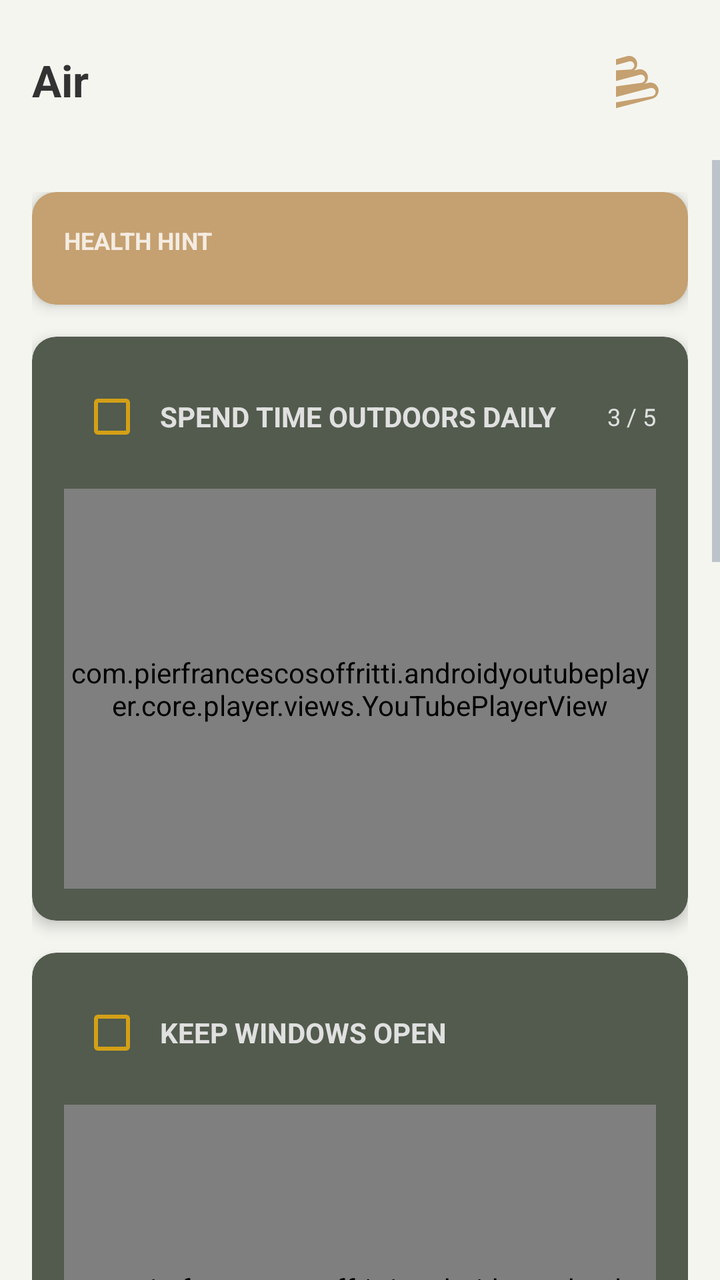
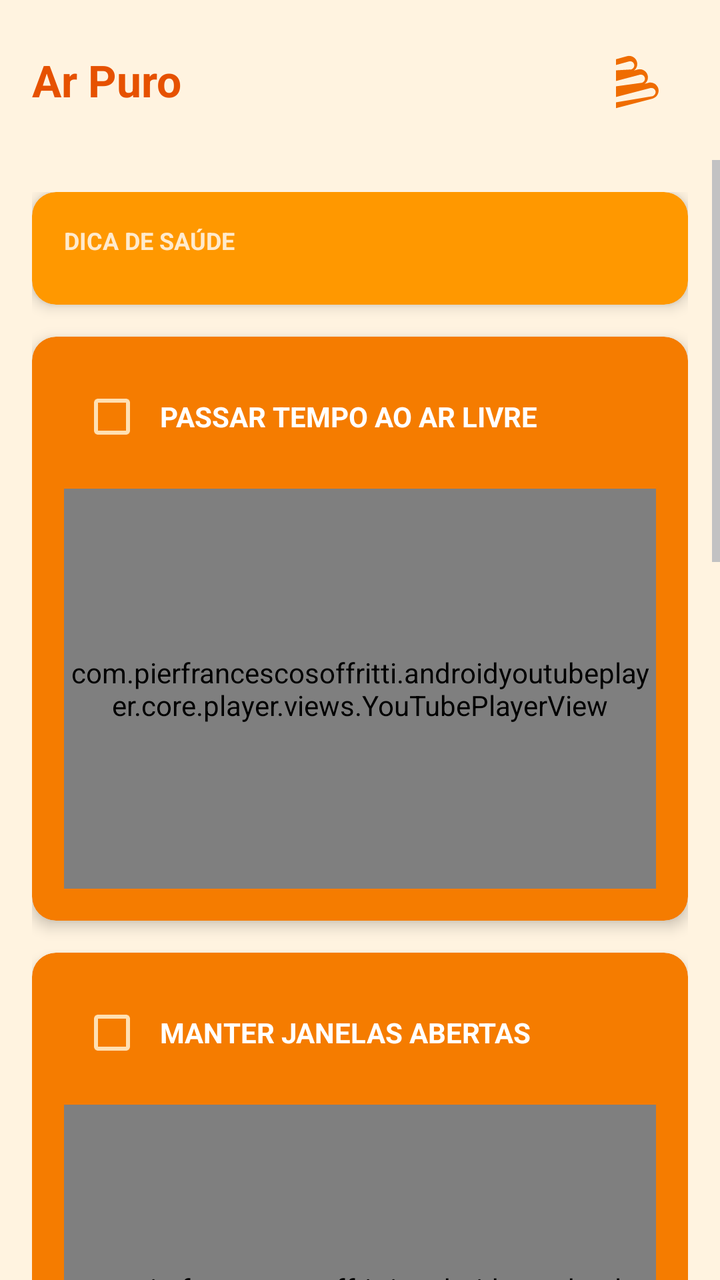

Before-and-after screenshots of an Android layout around one commit, followed by the original layout XML and the change that was made.
<!-- AndroidManifest.xml: application theme Theme.Newstart -->
<!-- res/layout/fragment_air.xml -->
<?xml version="1.0" encoding="utf-8"?>
<androidx.constraintlayout.widget.ConstraintLayout xmlns:android="http://schemas.android.com/apk/res/android"
    xmlns:app="http://schemas.android.com/apk/res-auto"
    android:layout_width="match_parent"
    android:layout_height="match_parent"
    android:background="#F5F5F0">

    <RelativeLayout
        android:id="@+id/header"
        android:layout_width="match_parent"
        android:layout_height="wrap_content"
        android:padding="16dp"
        app:layout_constraintTop_toTopOf="parent">

        <TextView
            android:layout_width="wrap_content"
            android:layout_height="wrap_content"
            android:layout_centerVertical="true"
            android:text="Air"
            android:textColor="#333333"
            android:textSize="22sp"
            android:textStyle="bold" />

        <ImageView
            android:layout_width="48dp"
            android:layout_height="48dp"
            android:layout_alignParentEnd="true"
            android:padding="8dp"
            android:src="@drawable/ic_baseline_air_24"
            app:tint="#C5A070" />
    </RelativeLayout>

    <ScrollView
        android:layout_width="match_parent"
        android:layout_height="0dp"
        android:clipToPadding="false"
        android:paddingBottom="80dp"
        app:layout_constraintBottom_toBottomOf="parent"
        app:layout_constraintTop_toBottomOf="@id/header">

        <LinearLayout
            android:layout_width="match_parent"
            android:layout_height="wrap_content"
            android:orientation="vertical"
            android:padding="16dp">

            
            <androidx.cardview.widget.CardView
                android:layout_width="match_parent"
                android:layout_height="wrap_content"
                android:layout_marginBottom="16dp"
                app:cardBackgroundColor="#C5A070"
                app:cardCornerRadius="12dp"
                app:cardElevation="4dp">

                <LinearLayout
                    android:layout_width="match_parent"
                    android:layout_height="wrap_content"
                    android:orientation="vertical"
                    android:padding="16dp">

                    <TextView
                        android:layout_width="wrap_content"
                        android:layout_height="wrap_content"
                        android:text="HEALTH HINT"
                        android:textColor="#FFFFFF"
                        android:textSize="12sp"
                        android:textStyle="bold"
                        android:alpha="0.8"/>

                    <TextSwitcher
                        android:id="@+id/textSwitcherAirHints"
                        android:layout_width="match_parent"
                        android:layout_height="wrap_content"
                        android:layout_marginTop="8dp" />
                </LinearLayout>
            </androidx.cardview.widget.CardView>

            
            <androidx.cardview.widget.CardView
                android:layout_width="match_parent"
                android:layout_height="wrap_content"
                android:layout_marginBottom="16dp"
                app:cardBackgroundColor="#525B4D"
                app:cardCornerRadius="12dp"
                app:cardElevation="4dp">

                <LinearLayout
                    android:layout_width="match_parent"
                    android:layout_height="wrap_content"
                    android:orientation="vertical"
                    android:padding="16dp">

                    <LinearLayout
                        android:layout_width="match_parent"
                        android:layout_height="wrap_content"
                        android:gravity="center_vertical"
                        android:orientation="horizontal"
                        android:layout_marginBottom="12dp">

                        <CheckBox
                            android:id="@+id/checkBoxFreshAir"
                            android:layout_width="wrap_content"
                            android:layout_height="wrap_content"
                            android:buttonTint="#D4A017" />

                        <TextView
                            android:layout_width="0dp"
                            android:layout_height="wrap_content"
                            android:layout_weight="1"
                            android:text="SPEND TIME OUTDOORS DAILY"
                            android:textColor="#E0E0E0"
                            android:textSize="14sp"
                            android:textStyle="bold" />

                        <TextView
                            android:id="@+id/progressText1"
                            android:layout_width="wrap_content"
                            android:layout_height="wrap_content"
                            android:text="3 / 5"
                            android:textColor="#E0E0E0"
                            android:textSize="12sp" />
                    </LinearLayout>

                    <com.pierfrancescosoffritti.androidyoutubeplayer.core.player.views.YouTubePlayerView
                        android:id="@+id/youtube_fresh_air"
                        android:layout_width="match_parent"
                        android:layout_height="200dp"
                        app:enableAutomaticInitialization="false" />
                </LinearLayout>
            </androidx.cardview.widget.CardView>

            
            <androidx.cardview.widget.CardView
                android:layout_width="match_parent"
                android:layout_height="wrap_content"
                android:layout_marginBottom="16dp"
                app:cardBackgroundColor="#525B4D"
                app:cardCornerRadius="12dp"
                app:cardElevation="4dp">

                <LinearLayout
                    android:layout_width="match_parent"
                    android:layout_height="wrap_content"
                    android:orientation="vertical"
                    android:padding="16dp">

                    <LinearLayout
                        android:layout_width="match_parent"
                        android:layout_height="wrap_content"
                        android:gravity="center_vertical"
                        android:orientation="horizontal"
                        android:layout_marginBottom="12dp">

                        <CheckBox
                            android:id="@+id/checkBoxVentilation"
                            android:layout_width="wrap_content"
                            android:layout_height="wrap_content"
                            android:buttonTint="#D4A017" />

                        <TextView
                            android:layout_width="match_parent"
                            android:layout_height="wrap_content"
                            android:text="KEEP WINDOWS OPEN"
                            android:textColor="#E0E0E0"
                            android:textSize="14sp"
                            android:textStyle="bold" />
                    </LinearLayout>

                    <com.pierfrancescosoffritti.androidyoutubeplayer.core.player.views.YouTubePlayerView
                        android:id="@+id/youtube_ventilation"
                        android:layout_width="match_parent"
                        android:layout_height="200dp"
                        app:enableAutomaticInitialization="false" />
                </LinearLayout>
            </androidx.cardview.widget.CardView>

            
            <androidx.cardview.widget.CardView
                android:layout_width="match_parent"
                android:layout_height="wrap_content"
                android:layout_marginBottom="16dp"
                app:cardBackgroundColor="#525B4D"
                app:cardCornerRadius="12dp"
                app:cardElevation="4dp">

                <LinearLayout
                    android:layout_width="match_parent"
                    android:layout_height="wrap_content"
                    android:orientation="vertical"
                    android:padding="16dp">

                    <LinearLayout
                        android:layout_width="match_parent"
                        android:layout_height="wrap_content"
                        android:gravity="center_vertical"
                        android:orientation="horizontal"
                        android:layout_marginBottom="12dp">

                        <CheckBox
                            android:id="@+id/checkBoxDeepBreathing"
                            android:layout_width="wrap_content"
                            android:layout_height="wrap_content"
                            android:buttonTint="#D4A017" />

                        <TextView
                            android:layout_width="match_parent"
                            android:layout_height="wrap_content"
                            android:text="PRACTICE DEEP BREATHING"
                            android:textColor="#E0E0E0"
                            android:textSize="14sp"
                            android:textStyle="bold" />
                    </LinearLayout>

                    <com.pierfrancescosoffritti.androidyoutubeplayer.core.player.views.YouTubePlayerView
                        android:id="@+id/youtube_deep_breathing"
                        android:layout_width="match_parent"
                        android:layout_height="200dp"
                        app:enableAutomaticInitialization="false" />
                </LinearLayout>
            </androidx.cardview.widget.CardView>

            
            <androidx.cardview.widget.CardView
                android:layout_width="match_parent"
                android:layout_height="wrap_content"
                android:layout_marginBottom="16dp"
                app:cardBackgroundColor="#525B4D"
                app:cardCornerRadius="12dp"
                app:cardElevation="4dp">

                <LinearLayout
                    android:layout_width="match_parent"
                    android:layout_height="wrap_content"
                    android:orientation="vertical"
                    android:padding="16dp">

                    <LinearLayout
                        android:layout_width="match_parent"
                        android:layout_height="wrap_content"
                        android:gravity="center_vertical"
                        android:orientation="horizontal"
                        android:layout_marginBottom="12dp">

                        <CheckBox
                            android:id="@+id/checkBoxCleanAir"
                            android:layout_width="wrap_content"
                            android:layout_height="wrap_content"
                            android:buttonTint="#D4A017" />

                        <TextView
                            android:layout_width="match_parent"
                            android:layout_height="wrap_content"
                            android:text="AVOID POLLUTED ENVIRONMENTS"
                            android:textColor="#E0E0E0"
                            android:textSize="14sp"
                            android:textStyle="bold" />
                    </LinearLayout>

                    <com.pierfrancescosoffritti.androidyoutubeplayer.core.player.views.YouTubePlayerView
                        android:id="@+id/youtube_clean_air"
                        android:layout_width="match_parent"
                        android:layout_height="200dp"
                        app:enableAutomaticInitialization="false" />
                </LinearLayout>
            </androidx.cardview.widget.CardView>

        </LinearLayout>
    </ScrollView>
</androidx.constraintlayout.widget.ConstraintLayout>
<!-- resources referenced by this layout -->
<resources>
  <!-- drawable ic_baseline_air_24 (drawable) -->
  <vector xmlns:android="http://schemas.android.com/apk/res/android"
      android:width="24dp"
      android:height="24dp"
      android:viewportWidth="24"
      android:viewportHeight="24"
      android:tint="?attr/colorControlNormal">
    <path
        android:fillColor="@android:color/white"
        android:pathData="M12.72,13.04C13.51,12.78 14.02,11.94 13.81,11.13C13.6,10.32 12.76,9.81 11.95,10.02L3,12.38V10.21L11.16,8.06C12.78,7.63 14.46,8.64 14.88,10.26C15.31,11.88 14.3,13.56 12.68,13.99L3,16.54V14.38L12.72,13.04Z"/>
    <path
        android:fillColor="@android:color/white"
        android:pathData="M16.72,18.04C17.51,17.78 18.02,16.94 17.81,16.13C17.6,15.32 16.76,14.81 15.95,15.02L3,18.38V16.21L15.16,13.06C16.78,12.63 18.46,13.64 18.88,15.26C19.31,16.88 18.3,18.56 16.68,18.99L3,22.54V20.38L16.72,18.04Z"/>
    <path
        android:fillColor="@android:color/white"
        android:pathData="M8.72,8.04C9.51,7.78 10.02,6.94 9.81,6.13C9.6,5.32 8.76,4.81 7.95,5.02L3,6.38V4.21L7.16,3.06C8.78,2.63 10.46,3.64 10.88,5.26C11.31,6.88 10.3,8.56 8.68,8.99L3,10.54V8.38L8.72,8.04Z"/>
  </vector>
  <style name="Theme.Newstart" parent="Theme.MaterialComponents.DayNight.NoActionBar">
          
          <item name="colorPrimary">@color/accent_teal</item>
          <item name="colorPrimaryVariant">@color/dark_purple</item>
          <item name="colorOnPrimary">@color/dark_purple</item>
  
          
          <item name="android:windowBackground">@color/dark_purple</item>
          <item name="android:textColor">@color/text_high</item>
  
          
          <item name="colorSecondary">@color/accent_teal</item>
          <item name="colorOnSecondary">@color/dark_purple</item>
  
          
          <item name="android:statusBarColor" tools:targetApi="l">@color/dark_purple</item>
  
          
          <item name="colorControlNormal">@color/text_middle</item>
          <item name="colorControlActivated">@color/accent_teal</item>
      </style>
  <color name="accent_teal">#4DB6AC</color>
  <color name="dark_purple">#0F1424</color>
  <color name="text_high">#E0E6ED</color>
  <color name="text_middle">#8A96A8</color>
</resources>

<!-- the commit's change to res/layout/fragment_air.xml (unified diff, before → after) -->
@@ -3,7 +3,7 @@
     xmlns:app="http://schemas.android.com/apk/res-auto"
     android:layout_width="match_parent"
     android:layout_height="match_parent"
-    android:background="#F5F5F0">
+    android:background="#FFF3E0">
 
     <RelativeLayout
         android:id="@+id/header"
@@ -16,8 +16,8 @@
             android:layout_width="wrap_content"
             android:layout_height="wrap_content"
             android:layout_centerVertical="true"
-            android:text="Air"
-            android:textColor="#333333"
+            android:text="@string/air_title"
+            android:textColor="#E65100"
             android:textSize="22sp"
             android:textStyle="bold" />
 
@@ -27,7 +27,7 @@
             android:layout_alignParentEnd="true"
             android:padding="8dp"
             android:src="@drawable/ic_baseline_air_24"
-            app:tint="#C5A070" />
+            app:tint="#EF6C00" />
     </RelativeLayout>
 
     <ScrollView
@@ -49,7 +49,7 @@
                 android:layout_width="match_parent"
                 android:layout_height="wrap_content"
                 android:layout_marginBottom="16dp"
-                app:cardBackgroundColor="#C5A070"
+                app:cardBackgroundColor="#FF9800"
                 app:cardCornerRadius="12dp"
                 app:cardElevation="4dp">
 
@@ -62,7 +62,7 @@
                     <TextView
                         android:layout_width="wrap_content"
                         android:layout_height="wrap_content"
-                        android:text="HEALTH HINT"
+                        android:text="@string/health_hint_label"
                         android:textColor="#FFFFFF"
                         android:textSize="12sp"
                         android:textStyle="bold"
@@ -81,7 +81,7 @@
                 android:layout_width="match_parent"
                 android:layout_height="wrap_content"
                 android:layout_marginBottom="16dp"
-                app:cardBackgroundColor="#525B4D"
+                app:cardBackgroundColor="#F57C00"
                 app:cardCornerRadius="12dp"
                 app:cardElevation="4dp">
 
@@ -102,24 +102,17 @@
                             android:id="@+id/checkBoxFreshAir"
                             android:layout_width="wrap_content"
                             android:layout_height="wrap_content"
-                            android:buttonTint="#D4A017" />
+                            android:buttonTint="#FFE0B2" />
 
                         <TextView
                             android:layout_width="0dp"
                             android:layout_height="wrap_content"
                             android:layout_weight="1"
-                            android:text="SPEND TIME OUTDOORS DAILY"
-                            android:textColor="#E0E0E0"
-                            android:textSize="14sp"
-                            android:textStyle="bold" />
-
-                        <TextView
-                            android:id="@+id/progressText1"
-                            android:layout_width="wrap_content"
-                            android:layout_height="wrap_content"
-                            android:text="3 / 5"
-                            android:textColor="#E0E0E0"
-                            android:textSize="12sp" />
+                            android:text="@string/air_spend_time"
+                            android:textColor="#FFFFFF"
+                            android:textSize="14sp"
+                            android:textStyle="bold" />
+
                     </LinearLayout>
 
                     <com.pierfrancescosoffritti.androidyoutubeplayer.core.player.views.YouTubePlayerView
@@ -135,7 +128,7 @@
                 android:layout_width="match_parent"
                 android:layout_height="wrap_content"
                 android:layout_marginBottom="16dp"
-                app:cardBackgroundColor="#525B4D"
+                app:cardBackgroundColor="#F57C00"
                 app:cardCornerRadius="12dp"
                 app:cardElevation="4dp">
 
@@ -156,13 +149,13 @@
                             android:id="@+id/checkBoxVentilation"
                             android:layout_width="wrap_content"
                             android:layout_height="wrap_content"
-                            android:buttonTint="#D4A017" />
+                            android:buttonTint="#FFE0B2" />
 
                         <TextView
                             android:layout_width="match_parent"
                             android:layout_height="wrap_content"
-                            android:text="KEEP WINDOWS OPEN"
-                            android:textColor="#E0E0E0"
+                            android:text="@string/air_keep_windows"
+                            android:textColor="#FFFFFF"
                             android:textSize="14sp"
                             android:textStyle="bold" />
                     </LinearLayout>
@@ -180,7 +173,7 @@
                 android:layout_width="match_parent"
                 android:layout_height="wrap_content"
                 android:layout_marginBottom="16dp"
-                app:cardBackgroundColor="#525B4D"
+                app:cardBackgroundColor="#F57C00"
                 app:cardCornerRadius="12dp"
                 app:cardElevation="4dp">
 
@@ -201,13 +194,13 @@
                             android:id="@+id/checkBoxDeepBreathing"
                             android:layout_width="wrap_content"
                             android:layout_height="wrap_content"
-                            android:buttonTint="#D4A017" />
+                            android:buttonTint="#FFE0B2" />
 
                         <TextView
                             android:layout_width="match_parent"
                             android:layout_height="wrap_content"
-                            android:text="PRACTICE DEEP BREATHING"
-                            android:textColor="#E0E0E0"
+                            android:text="@string/air_deep_breathing"
+                            android:textColor="#FFFFFF"
                             android:textSize="14sp"
                             android:textStyle="bold" />
                     </LinearLayout>
@@ -225,7 +218,7 @@
                 android:layout_width="match_parent"
                 android:layout_height="wrap_content"
                 android:layout_marginBottom="16dp"
-                app:cardBackgroundColor="#525B4D"
+                app:cardBackgroundColor="#F57C00"
                 app:cardCornerRadius="12dp"
                 app:cardElevation="4dp">
 
@@ -246,13 +239,13 @@
                             android:id="@+id/checkBoxCleanAir"
                             android:layout_width="wrap_content"
                             android:layout_height="wrap_content"
-                            android:buttonTint="#D4A017" />
+                            android:buttonTint="#FFE0B2" />
 
                         <TextView
                             android:layout_width="match_parent"
                             android:layout_height="wrap_content"
-                            android:text="AVOID POLLUTED ENVIRONMENTS"
-                            android:textColor="#E0E0E0"
+                            android:text="@string/air_avoid_polluted"
+                            android:textColor="#FFFFFF"
                             android:textSize="14sp"
                             android:textStyle="bold" />
                     </LinearLayout>
<!-- resource entries referenced after the edit -->
@@ -17,6 +17,12 @@
         android:fillColor="@android:color/white"
         android:pathData="M8.72,8.04C9.51,7.78 10.02,6.94 9.81,6.13C9.6,5.32 8.76,4.81 7.95,5.02L3,6.38V4.21L7.16,3.06C8.78,2.63 10.46,3.64 10.88,5.26C11.31,6.88 10.3,8.56 8.68,8.99L3,10.54V8.38L8.72,8.04Z"/>
   </vector>
+  <string name="air_avoid_polluted">EVITAR AMBIENTES POLUÍDOS</string>
+  <string name="air_deep_breathing">PRATICAR RESPIRAÇÃO PROFUNDA</string>
+  <string name="air_keep_windows">MANTER JANELAS ABERTAS</string>
+  <string name="air_spend_time">PASSAR TEMPO AO AR LIVRE</string>
+  <string name="air_title">Ar Puro</string>
+  <string name="health_hint_label">DICA DE SAÚDE</string>
   <style name="Theme.Newstart" parent="Theme.MaterialComponents.DayNight.NoActionBar">
           
           <item name="colorPrimary">@color/accent_teal</item>
